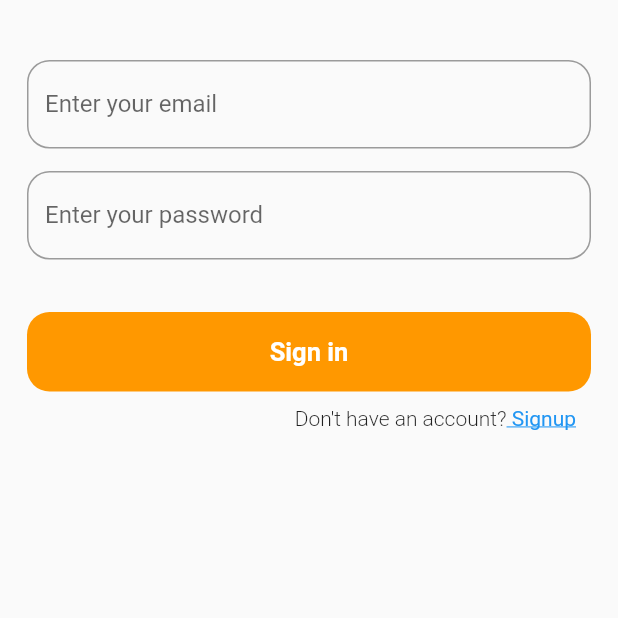
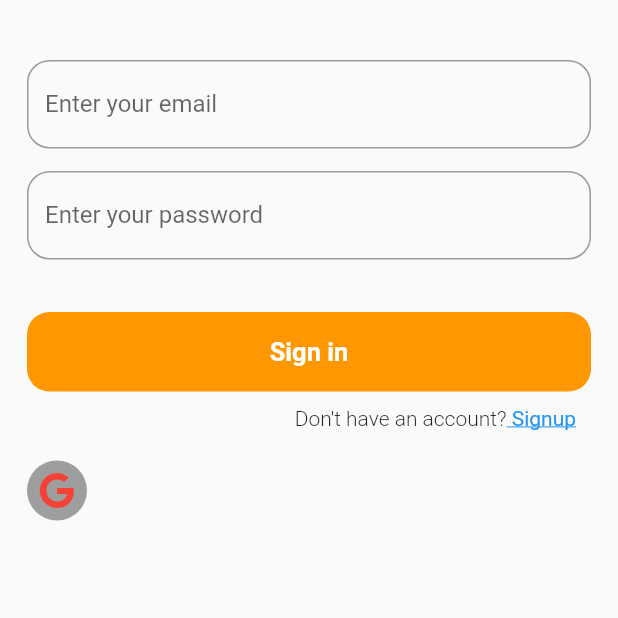
Before and after one commit to Sohag-84/flutter_firebase, a Flutter app: the screen it shows after launch, on a phone screen of 412 x 824 dp, the top half of it. Run offline on Flutter 3.47's test engine with Material 2 defaults, Android fonts, the phone set to English and light mode, and no system bars; our stand-ins replace firebase_auth, firebase_core, font_awesome_flutter, get, get_storage; accounts and stored records are empty.

```diff
--- a/lib/views/home_screen.dart
+++ b/lib/views/home_screen.dart
@@ -1,10 +1,7 @@
 // ignore_for_file: prefer_const_constructors
 
-import 'package:firebase_auth/firebase_auth.dart';
 import 'package:flutter/material.dart';
 import 'package:flutter_firebase/controller/auth_cntroller.dart';
-import 'package:flutter_firebase/routes/route.dart';
-import 'package:get/get.dart';
 
 class HomeScreen extends StatelessWidget {
   const HomeScreen({Key? key}) : super(key: key);
--- a/lib/views/signin_screen.dart
+++ b/lib/views/signin_screen.dart
@@ -2,6 +2,7 @@
 
 import 'package:flutter/material.dart';
 import 'package:flutter_firebase/controller/auth_cntroller.dart';
+import 'package:font_awesome_flutter/font_awesome_flutter.dart';
 import 'package:get/get.dart';
 
 import '../routes/route.dart';
@@ -92,7 +93,26 @@ class SigninScreen extends StatelessWidget {
                     SizedBox(width: 10),
                   ],
                 ),
-              )
+              ),
+              SizedBox(height: 20),
+              Row(
+                children: [
+                  Container(
+                    height: 40,
+                    width: 40,
+                    decoration: BoxDecoration(
+                      color: Colors.grey,
+                      borderRadius: BorderRadius.circular(180),
+                    ),
+                    child: Center(
+                      child: FaIcon(
+                        FontAwesomeIcons.google,
+                        color: Colors.red,
+                      ),
+                    ),
+                  )
+                ],
+              ),
             ],
           ),
         ),
--- a/lib/views/splash_screen.dart
+++ b/lib/views/splash_screen.dart
@@ -26,7 +26,7 @@ class SplashScreen extends StatelessWidget {
   Widget build(BuildContext context) {
     Timer(Duration(seconds: 2), () => chooseScreen());
     return Scaffold(
-      body: Center(child: CircleAvatar()),
+      body: Center(child: Image.asset('images/splash.png')),
     );
   }
 }
```
Also changed, not shown: pubspec.yaml (+4 -3 lines), pubspec.lock.
